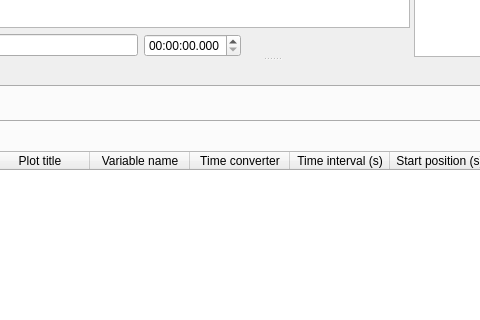
Old version of the form observation.ui in the repository olivierfriard/BORIS; both pictures show x 244 to 724 and y 247 to 567 of the 1032 by 812 pixel window.
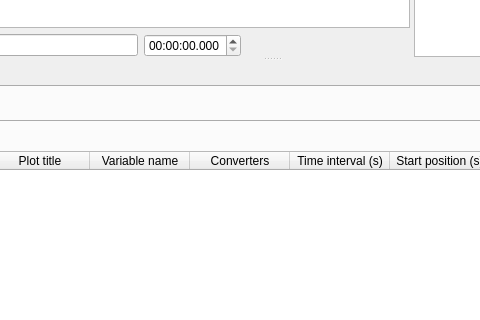
New version of the form.

```diff
--- a/observation.ui
+++ b/observation.ui
@@ -555,7 +555,7 @@
                      </column>
                      <column>
                       <property name="text">
-                       <string>Time converter</string>
+                       <string>Converters</string>
                       </property>
                      </column>
                      <column>
```
